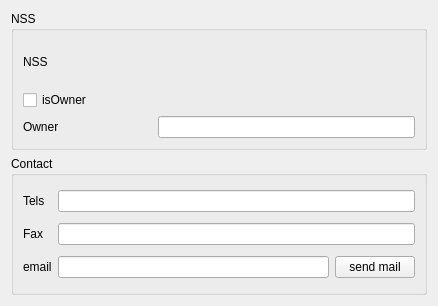
This is global_resources/forms/subforms/generic/fullidentity/ui/xx/identity.ui in FreeHealth/freehealth as Qt 5 draws it before an edit. The edited form follows.
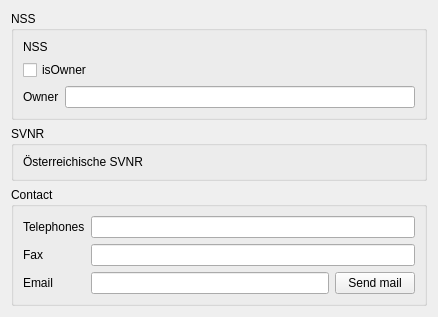
This is the edited form.

Commit message: FormWidget for Austrian Social Insurance Number (SVNR). Code does not work really, asked Eric for help.

```diff
--- a/global_resources/forms/subforms/generic/fullidentity/ui/xx/identity.ui
+++ b/global_resources/forms/subforms/generic/fullidentity/ui/xx/identity.ui
@@ -22,7 +22,7 @@
      <property name="title">
       <string>NSS</string>
      </property>
-     <layout class="QGridLayout" name="gridLayout">
+     <layout class="QFormLayout" name="formLayout">
       <item row="0" column="0">
        <widget class="QLabel" name="nssLabel">
         <property name="text">
@@ -40,10 +40,10 @@
         </property>
        </widget>
       </item>
-      <item row="2" column="1" colspan="2">
+      <item row="2" column="1">
        <widget class="QLineEdit" name="ownerEdit"/>
       </item>
-      <item row="1" column="0" colspan="3">
+      <item row="1" column="0" colspan="2">
        <widget class="QCheckBox" name="isNssOwnerCheck">
         <property name="text">
          <string>isOwner</string>
@@ -53,20 +53,20 @@
      </layout>
     </widget>
    </item>
-   <item row="2" column="0">
+   <item row="3" column="0">
     <widget class="QGroupBox" name="contactGroup">
      <property name="title">
       <string>Contact</string>
      </property>
-     <layout class="QGridLayout" name="gridLayout_2">
+     <layout class="QFormLayout" name="formLayout_2">
       <item row="0" column="0">
        <widget class="QLabel" name="telsLabel">
         <property name="text">
-         <string>Tels</string>
+         <string>Telephones</string>
         </property>
        </widget>
       </item>
-      <item row="0" column="1" colspan="2">
+      <item row="0" column="1">
        <widget class="QLineEdit" name="telsEdit"/>
       </item>
       <item row="1" column="0">
@@ -76,23 +76,43 @@
         </property>
        </widget>
       </item>
-      <item row="1" column="1" colspan="2">
+      <item row="1" column="1">
        <widget class="QLineEdit" name="faxEdit"/>
       </item>
       <item row="2" column="0">
        <widget class="QLabel" name="emailLabel">
         <property name="text">
-         <string>email</string>
+         <string>Email</string>
         </property>
        </widget>
       </item>
       <item row="2" column="1">
-       <widget class="QLineEdit" name="emailEdit"/>
+       <layout class="QHBoxLayout" name="horizontalLayout">
+        <item>
+         <widget class="QLineEdit" name="emailEdit"/>
+        </item>
+        <item>
+         <widget class="QPushButton" name="sendMailButton">
+          <property name="text">
+           <string>Send mail</string>
+          </property>
+         </widget>
+        </item>
+       </layout>
       </item>
-      <item row="2" column="2">
-       <widget class="QPushButton" name="sendMailButton">
+     </layout>
+    </widget>
+   </item>
+   <item row="2" column="0">
+    <widget class="QGroupBox" name="austrianGroup">
+     <property name="title">
+      <string>SVNR</string>
+     </property>
+     <layout class="QFormLayout" name="formLayout_3">
+      <item row="0" column="0">
+       <widget class="QLabel" name="svnrLabel">
         <property name="text">
-         <string>send mail</string>
+         <string>Österreichische SVNR</string>
         </property>
        </widget>
       </item>
```
Left out of the diff: 27 changed lines with no effect on the pictures. The commit also changes 6 other files.
